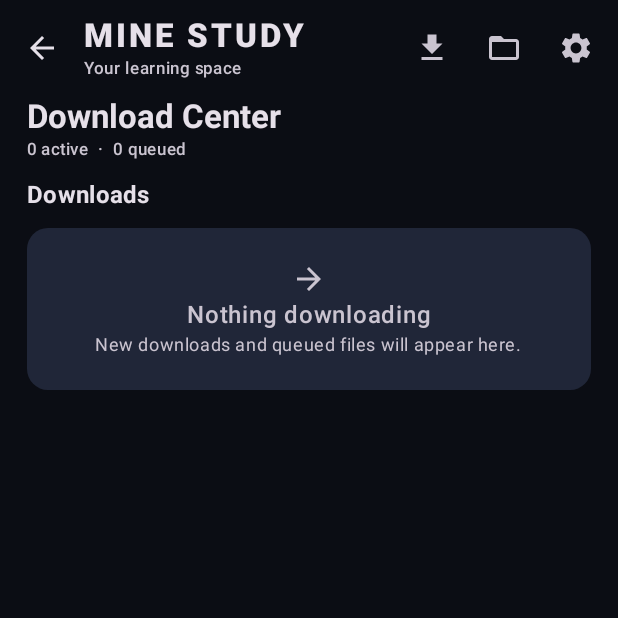
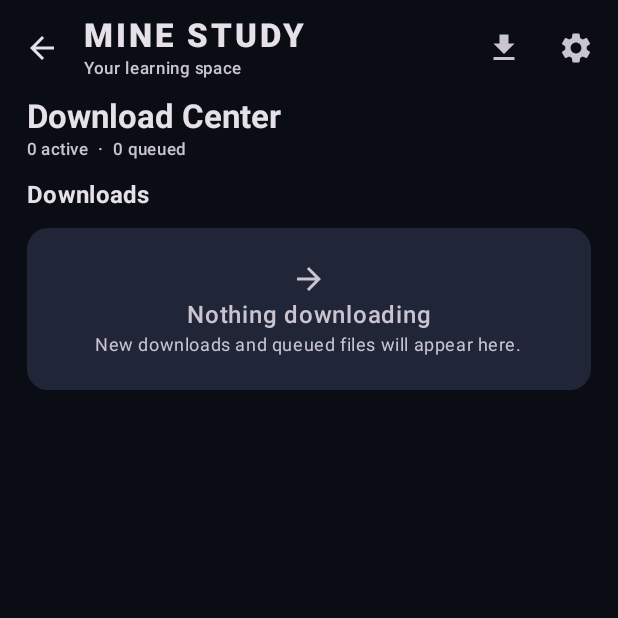
Before and after one commit to dark-shadowblade/Mine-Study-Android-Backup, an Android app built with Jetpack Compose: the screen it shows after launch (MainActivity), after a tap on "Download Center", on a phone screen of 412 x 824 dp, the top half of it. Run offline under Robolectric (Android 15) with nearby library versions, the phone set to English and light mode, and no system bars; libraries missing offline, so code that uses them is left out: com.google.android.exoplayer2; pictures from the network do not load; 1 statement that could not run was skipped.

Commit message:
Add Gallery to bottom navigation and simplify download entry

```diff
--- a/app/src/main/java/com/minstudy/app/MainActivity.kt
+++ b/app/src/main/java/com/minstudy/app/MainActivity.kt
@@ -1064,9 +1064,6 @@ private fun MineStudyApp() {
                             IconButton(onClick = { screen = "download_center" }) {
                                 Icon(Icons.Default.Download, contentDescription = "Download Center")
                             }
-                            IconButton(onClick = { downloadRecords = DownloadRepository.list(context); screen = "downloads" }) {
-                                Icon(Icons.Default.FolderOpen, contentDescription = "Downloads")
-                            }
                             IconButton(onClick = { showSettings = true }) { Icon(Icons.Default.Settings, contentDescription = "Settings") }
                         },
                         colors = TopAppBarDefaults.topAppBarColors(containerColor = Color(0xFF0B0D14))
@@ -1074,7 +1071,7 @@ private fun MineStudyApp() {
                 }
             },
             bottomBar = {
-                if (screen in setOf("home", "all_batches", "my_batches")) {
+                if (screen in setOf("home", "all_batches", "my_batches", "downloads")) {
                     NavigationBar(containerColor = Color(0xFF111622)) {
                         NavigationBarItem(
                             selected = screen == "home",
@@ -1086,7 +1083,7 @@ private fun MineStudyApp() {
                             selected = screen == "all_batches",
                             onClick = { screen = "all_batches" },
                             icon = { Icon(Icons.Default.Search, contentDescription = null) },
-                            label = { Text("All batches") }
+                            label = { Text("Batches") }
                         )
                         NavigationBarItem(
                             selected = screen == "my_batches",
@@ -1094,9 +1091,14 @@ private fun MineStudyApp() {
                             icon = { Icon(Icons.Default.FolderOpen, contentDescription = null) },
                             label = { Text("My batches") }
                         )
-                    }
-                }
-            },
+                        NavigationBarItem(
+                            selected = screen == "downloads",
+                            onClick = { downloadRecords = DownloadRepository.list(context); screen = "downloads" },
+                            icon = { Icon(Icons.Default.Download, contentDescription = null) },
+                            label = { Text("Gallery") }
+                        )
+                    }
+                }            },
             containerColor = Color(0xFF0B0D14)
         ) { padding ->
             Column(Modifier.fillMaxSize().padding(padding).padding(horizontal = if (screen == "player") 0.dp else 18.dp)) {
@@ -1519,10 +1521,8 @@ private fun MineStudyApp() {
                     )
                     "download_center" -> DownloadCenterScreen(
                         queueItems = downloadState.queueItems,
-                        maxParallel = downloadState.maxParallel,
                         runningCount = downloadState.runningCount,
                         queuedCount = downloadState.queuedCount,
-                        onSetParallel = { DownloadService.setParallelLimit(context, it) },
                         onPause = { DownloadService.pauseItem(context, it) },
                         onResume = { DownloadService.resumeItem(context, it) },
                         onCancelItem = { DownloadService.cancelItem(context, it) },
@@ -1530,8 +1530,7 @@ private fun MineStudyApp() {
                         onMove = { id, direction -> DownloadService.moveQueued(context, id, direction) },
                         onRemove = { DownloadService.removeQueued(context, it) },
                         onCancelAll = { DownloadService.cancel(context) },
-                        onClearQueue = { DownloadService.clearQueue(context) },
-                        onOpenGallery = { downloadRecords = DownloadRepository.list(context); screen = "downloads" }
+                        onClearQueue = { DownloadService.clearQueue(context) }
                     )
                     "downloads" -> DownloadGallery(
                         records = downloadRecords,
```
